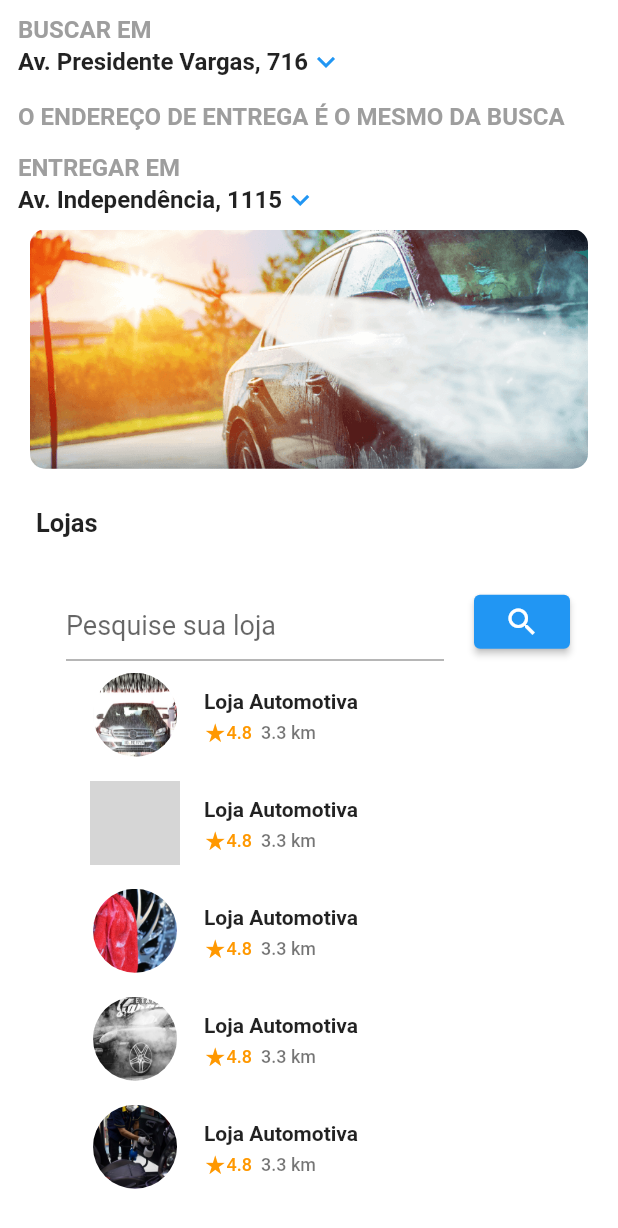
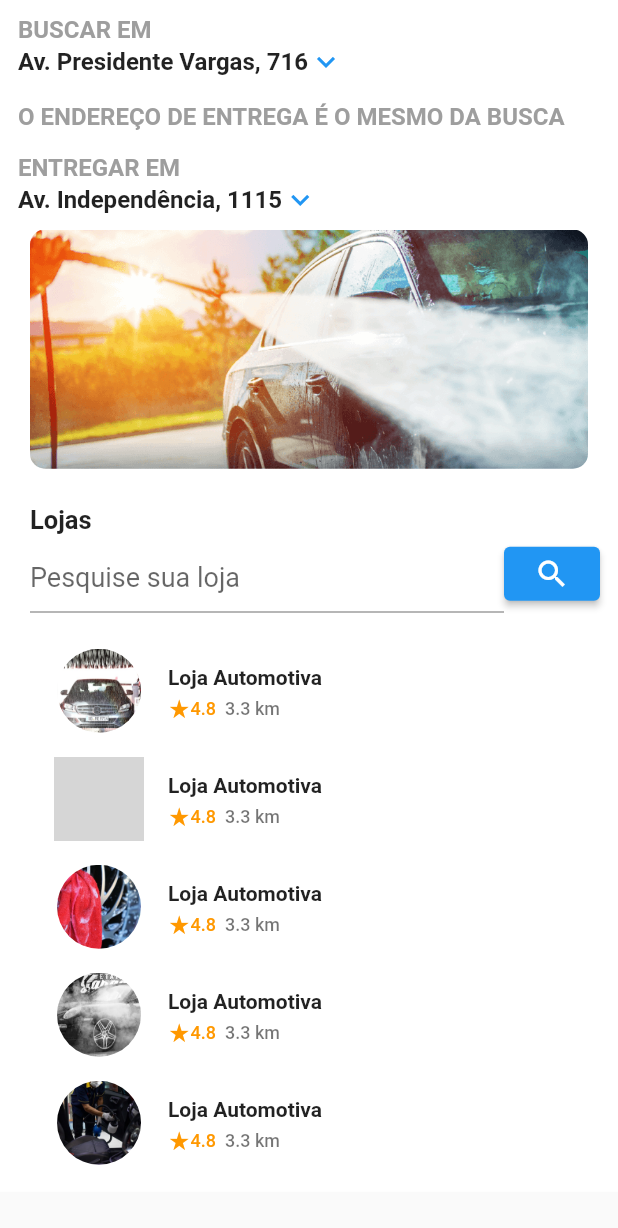
Before and after one commit to lucaspossati/iWash, a Flutter app: the Home screen opened by its route, on a phone screen of 412 x 824 dp. Shown: the top 1228 px of the screen. Run offline on Flutter 3.47's test engine with Material 2 defaults, Android fonts, the phone set to English and light mode, and no system bars; our stand-ins replace geolocator, google_fonts, google_maps_flutter; grey boxes are pictures that could not be loaded.

Commit message:
Ajustes finais R1

```diff
--- a/lib/home.dart
+++ b/lib/home.dart
@@ -154,25 +154,25 @@ class _HomeState extends State<Home> {
                   ),
                   Container(
                     color: Colors.white,
-                    margin: EdgeInsets.only(top: 18),
-                    padding: EdgeInsets.only(left: 12),
+                    margin: EdgeInsets.only(top: 16),
+                    padding: EdgeInsets.only(left: 8),
                     alignment: Alignment.topLeft,
                     child: Column(
                       crossAxisAlignment: CrossAxisAlignment.start,
                       children: <Widget>[
                         Container(
-                            margin: EdgeInsets.only(bottom: 10),
                             child: Text(
                               'Lojas',
                               style: TextStyle(
                                   fontWeight: FontWeight.bold, fontSize: 17),
                             )),
                         Container(
-                          padding: EdgeInsets.symmetric(
-                              horizontal: 20, vertical: 20),
+
                           child: Column(
                             children: <Widget>[
-                              Form(
+                              Padding(
+                                padding: const EdgeInsets.only(bottom: 16.0),
+                                child: Form(
                                   key: _formKey,
                                   child: Row(
                                     children: <Widget>[
@@ -186,7 +186,7 @@ class _HomeState extends State<Home> {
                                         keyboardType: TextInputType.text,
                                       )),
                                       Container(
-                                        margin: EdgeInsets.only(left: 20),
+
                                           child: ElevatedButton(
                                               child: Icon(Icons.search),
                                               onPressed: () {
@@ -200,6 +200,8 @@ class _HomeState extends State<Home> {
                                     ],
                                   ),
                                 ),
+                              ),
+
                               SizedBox(
                                 child: ListView.builder(
                                   scrollDirection: Axis.vertical,
--- a/lib/lojaCard.dart
+++ b/lib/lojaCard.dart
@@ -9,10 +9,13 @@ class LojaCard extends StatelessWidget {
   @override
   Widget build(BuildContext context) {
     return ListTile(
-      leading: CircleAvatar(
-        radius: 30,
-        backgroundColor: Colors.white,
-        backgroundImage: AssetImage(lojas.logoEmpresa),
+      leading: Padding(
+        padding: const EdgeInsets.only(top: 0.0),
+        child: CircleAvatar(
+          radius: 30,
+          backgroundColor: Colors.white,
+          backgroundImage: AssetImage(lojas.logoEmpresa),
+        ),
       ),
       title: Row(children: [
         Text(lojas.nomeLoja,
--- a/lib/main.dart
+++ b/lib/main.dart
@@ -23,6 +23,7 @@ void main() {
       '/sobre': (context) => Sobre(),
       '/navegacao': (context) => NavBar(),
       '/localizacao': (context) => Localizacao(),
+
       // '/lojas': (context) => Lojas(
       //     logoEmpresa: 'assets/images/Wash/wash1.jpg',
       //     nomeLoja: 'Loja Automotiva',
@@ -166,7 +167,10 @@ class _NavBarState extends State<NavBar> {
             actions: [
               TextButton(
                 style: TextButton.styleFrom(primary: Colors.red[700] ),
-                onPressed: () { },
+                onPressed: () {
+                  Navigator.pushNamed(context, '/navegacao',
+                      arguments: nomeUsuario);
+                },
                 child: Text('Cancelar'),
               ),
               TextButton(
```
Also changed, not shown: lib/cadastrar.dart (+12 -10 lines). Lines whose indentation alone changed are shown as unchanged.
